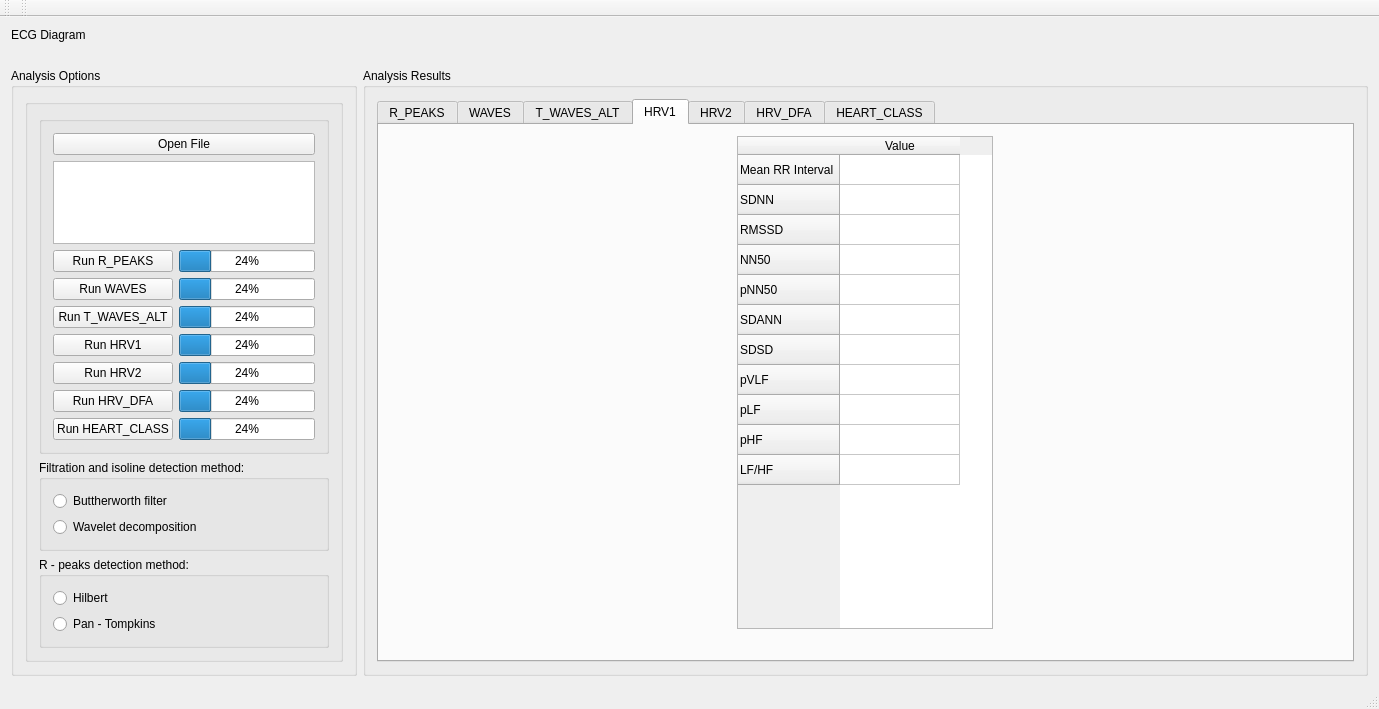
Old version of the form GUI/mainwindow.ui in the repository zamkot/cardiorama.
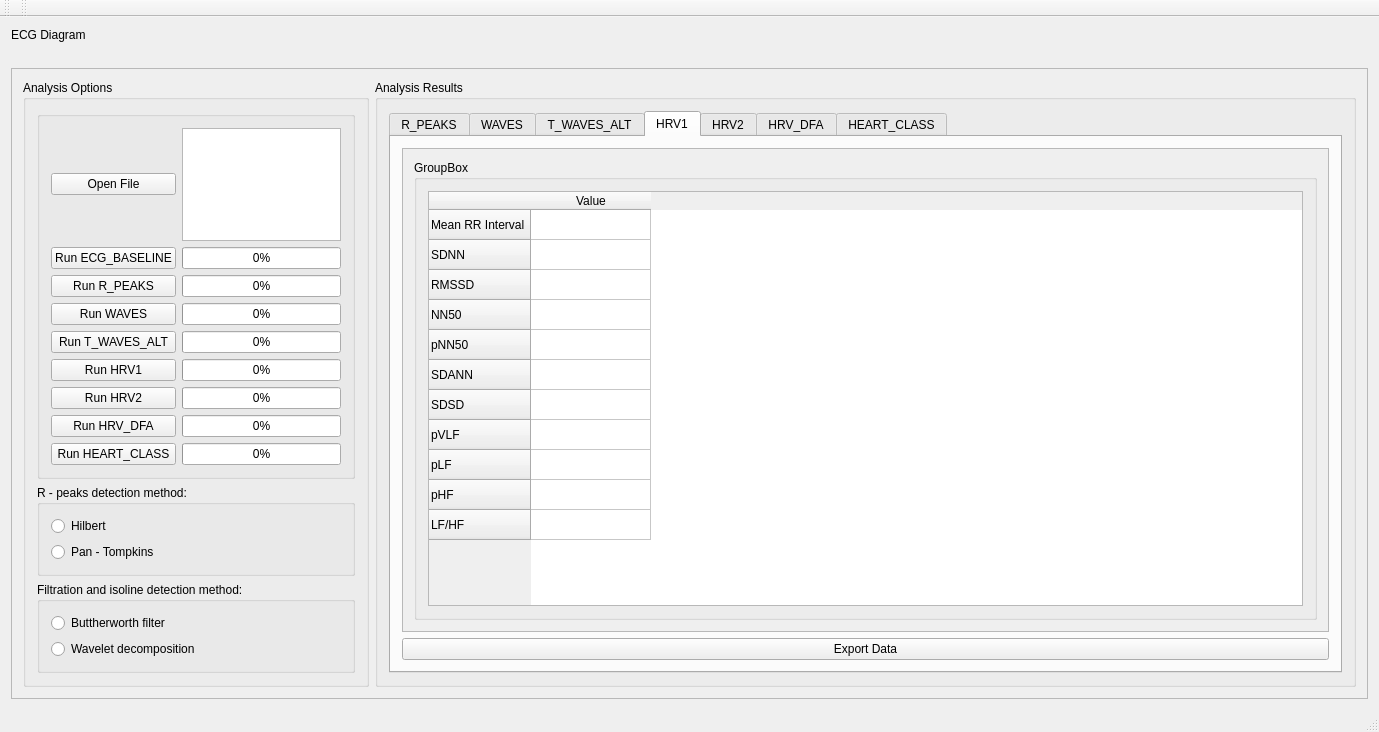
New version of the form. The open tabs and pages were chosen to show the change. Icons and pictures are not drawn.

The edit to the form file:
```diff
--- a/GUI/mainwindow.ui
+++ b/GUI/mainwindow.ui
@@ -7,15 +7,22 @@
     <x>0</x>
     <y>0</y>
     <width>1379</width>
-    <height>709</height>
+    <height>732</height>
    </rect>
   </property>
   <property name="windowTitle">
    <string>MainWindow</string>
   </property>
   <widget class="QWidget" name="centralWidget">
-   <layout class="QGridLayout" name="gridLayout_2">
-    <item row="1" column="0">
+   <layout class="QVBoxLayout" name="verticalLayout_4">
+    <item>
+     <widget class="QLabel" name="label">
+      <property name="text">
+       <string>ECG Diagram</string>
+      </property>
+     </widget>
+    </item>
+    <item>
      <widget class="QLabel" name="label_pic">
       <property name="sizePolicy">
        <sizepolicy hsizetype="Preferred" vsizetype="Preferred">
@@ -28,8 +35,21 @@
       </property>
      </widget>
     </item>
-    <item row="2" column="0">
-     <layout class="QHBoxLayout" name="horizontalLayout">
+    <item>
+     <widget class="QScrollArea" name="scrollArea_8">
+      <property name="widgetResizable">
+       <bool>true</bool>
+      </property>
+      <widget class="QWidget" name="scrollAreaWidgetContents_10">
+       <property name="geometry">
+        <rect>
+         <x>0</x>
+         <y>0</y>
+         <width>1345</width>
+         <height>628</height>
+        </rect>
+       </property>
+       <layout class="QHBoxLayout" name="horizontalLayout_4">
       <item>
        <widget class="QGroupBox" name="groupBox_3">
         <property name="maximumSize">
@@ -42,159 +62,141 @@
          <string>Analysis Options</string>
         </property>
         <layout class="QVBoxLayout" name="verticalLayout">
-         <item alignment="Qt::AlignTop">
-          <widget class="QGroupBox" name="groupBox_6">
-           <property name="title">
-            <string/>
-           </property>
-           <layout class="QVBoxLayout" name="verticalLayout_2">
             <item>
              <widget class="QGroupBox" name="groupBox_4">
               <property name="title">
                <string/>
               </property>
               <layout class="QGridLayout" name="gridLayout_5">
-               <item row="2" column="0">
-                <widget class="QPushButton" name="RunR_PEAKS">
-                 <property name="enabled">
-                  <bool>true</bool>
-                 </property>
+              <item row="3" column="1">
+               <widget class="QProgressBar" name="progressBar">
+                <property name="value">
+                 <number>0</number>
+                </property>
+               </widget>
+              </item>
+              <item row="8" column="1">
+               <widget class="QProgressBar" name="progressBar_4">
+                <property name="value">
+                 <number>0</number>
+                </property>
+               </widget>
+              </item>
+              <item row="10" column="1">
+               <widget class="QProgressBar" name="progressBar_6">
+                <property name="value">
+                 <number>0</number>
+                </property>
+               </widget>
+              </item>
+              <item row="9" column="1">
+               <widget class="QProgressBar" name="progressBar_5">
+                <property name="value">
+                 <number>0</number>
+                </property>
+               </widget>
+              </item>
+              <item row="1" column="1">
+               <widget class="QTextBrowser" name="textBrowser">
+                <property name="sizePolicy">
+                 <sizepolicy hsizetype="Preferred" vsizetype="Preferred">
+                  <horstretch>0</horstretch>
+                  <verstretch>0</verstretch>
+                 </sizepolicy>
+                </property>
+               </widget>
+              </item>
+              <item row="9" column="0">
+               <widget class="QPushButton" name="RunHRV2">
                  <property name="text">
-                  <string>Run R_PEAKS</string>
+                 <string>Run HRV2</string>
                  </property>
                 </widget>
                </item>
-               <item row="7" column="0">
+              <item row="8" column="0">
                 <widget class="QPushButton" name="RunHRV1">
                  <property name="text">
                   <string>Run HRV1</string>
                  </property>
                 </widget>
                </item>
-               <item row="5" column="0">
+              <item row="6" column="0">
                 <widget class="QPushButton" name="RunWAVES">
                  <property name="text">
                   <string>Run WAVES</string>
                  </property>
                 </widget>
                </item>
-               <item row="6" column="0">
-                <widget class="QPushButton" name="RunT_WAVES_ALT">
+              <item row="1" column="0">
+               <widget class="QPushButton" name="OpenFile">
                  <property name="text">
-                  <string>Run T_WAVES_ALT</string>
+                 <string>Open File</string>
                  </property>
                 </widget>
                </item>
-               <item row="10" column="0">
+              <item row="6" column="1">
+               <widget class="QProgressBar" name="progressBar_2">
+                <property name="value">
+                 <number>0</number>
+                </property>
+               </widget>
+              </item>
+              <item row="11" column="0">
                 <widget class="QPushButton" name="RunHEART_CLASS">
                  <property name="text">
                   <string>Run HEART_CLASS</string>
                  </property>
                 </widget>
                </item>
-               <item row="8" column="0">
-                <widget class="QPushButton" name="RunHRV2">
+              <item row="11" column="1">
+               <widget class="QProgressBar" name="progressBar_7">
+                <property name="value">
+                 <number>0</number>
+                </property>
+               </widget>
+              </item>
+              <item row="7" column="1">
+               <widget class="QProgressBar" name="progressBar_3">
+                <property name="value">
+                 <number>0</number>
+                </property>
+               </widget>
+              </item>
+              <item row="3" column="0">
+               <widget class="QPushButton" name="RunR_PEAKS">
+                <property name="enabled">
+                 <bool>true</bool>
+                </property>
                  <property name="text">
-                  <string>Run HRV2</string>
+                 <string>Run R_PEAKS</string>
                  </property>
                 </widget>
                </item>
-               <item row="9" column="0">
+              <item row="7" column="0">
+               <widget class="QPushButton" name="RunT_WAVES_ALT">
+                <property name="text">
+                 <string>Run T_WAVES_ALT</string>
+                </property>
+               </widget>
+              </item>
+              <item row="10" column="0">
                 <widget class="QPushButton" name="RunHRV_DFA">
                  <property name="text">
                   <string>Run HRV_DFA</string>
                  </property>
                 </widget>
                </item>
+              <item row="2" column="0">
+               <widget class="QPushButton" name="pushButton">
+                <property name="text">
+                 <string>Run ECG_BASELINE</string>
+                </property>
+               </widget>
+              </item>
                <item row="2" column="1">
-                <widget class="QProgressBar" name="progressBar">
+               <widget class="QProgressBar" name="progressBar_8">
                  <property name="value">
-                  <number>24</number>
-                 </property>
-                </widget>
-               </item>
-               <item row="5" column="1">
-                <widget class="QProgressBar" name="progressBar_2">
-                 <property name="value">
-                  <number>24</number>
-                 </property>
-                </widget>
-               </item>
-               <item row="6" column="1">
-                <widget class="QProgressBar" name="progressBar_3">
-                 <property name="value">
-                  <number>24</number>
-                 </property>
-                </widget>
-               </item>
-               <item row="7" column="1">
-                <widget class="QProgressBar" name="progressBar_4">
-                 <property name="value">
-                  <number>24</number>
-                 </property>
-                </widget>
-               </item>
-               <item row="8" column="1">
-                <widget class="QProgressBar" name="progressBar_5">
-                 <property name="value">
-                  <number>24</number>
-                 </property>
-                </widget>
-               </item>
-               <item row="9" column="1">
-                <widget class="QProgressBar" name="progressBar_6">
-                 <property name="value">
-                  <number>24</number>
-                 </property>
-                </widget>
-               </item>
-               <item row="10" column="1">
-                <widget class="QProgressBar" name="progressBar_7">
-                 <property name="value">
-                  <number>24</number>
-                 </property>
-                </widget>
-               </item>
-               <item row="0" column="0" colspan="2">
-                <widget class="QPushButton" name="OpenFile">
-                 <property name="text">
-                  <string>Open File</string>
-                 </property>
-                </widget>
-               </item>
-               <item row="1" column="0" colspan="2">
-                <widget class="QTextBrowser" name="textBrowser">
-                 <property name="sizePolicy">
-                  <sizepolicy hsizetype="Preferred" vsizetype="Preferred">
-                   <horstretch>0</horstretch>
-                   <verstretch>0</verstretch>
-                  </sizepolicy>
-                 </property>
-                </widget>
-               </item>
-              </layout>
-             </widget>
-            </item>
-            <item>
-             <widget class="QGroupBox" name="groupBox_7">
-              <property name="enabled">
-               <bool>true</bool>
-              </property>
-              <property name="title">
-               <string>Filtration and isoline detection method:</string>
-              </property>
-              <layout class="QVBoxLayout" name="verticalLayout_3">
-               <item>
-                <widget class="QRadioButton" name="radioButton_2">
-                 <property name="text">
-                  <string>Buttherworth filter</string>
-                 </property>
-                </widget>
-               </item>
-               <item>
-                <widget class="QRadioButton" name="radioButton">
-                 <property name="text">
-                  <string>Wavelet decomposition</string>
+                 <number>0</number>
                  </property>
                 </widget>
                </item>
@@ -224,6 +226,29 @@
               </layout>
              </widget>
             </item>
+           <item>
+            <widget class="QGroupBox" name="groupBox_7">
+             <property name="enabled">
+              <bool>true</bool>
+             </property>
+             <property name="title">
+              <string>Filtration and isoline detection method:</string>
+             </property>
+             <layout class="QVBoxLayout" name="verticalLayout_3">
+              <item>
+               <widget class="QRadioButton" name="radioButton_2">
+                <property name="text">
+                 <string>Buttherworth filter</string>
+                </property>
+               </widget>
+              </item>
+              <item>
+               <widget class="QRadioButton" name="radioButton">
+                <property name="text">
+                 <string>Wavelet decomposition</string>
+                </property>
+               </widget>
+              </item>
            </layout>
           </widget>
          </item>
@@ -239,7 +264,7 @@
          <item row="0" column="0">
           <widget class="QTabWidget" name="Tab">
            <property name="currentIndex">
-            <number>0</number>
+              <number>3</number>
            </property>
            <widget class="QWidget" name="R_PEAKS">
             <attribute name="title">
@@ -256,8 +281,8 @@
                  <rect>
                   <x>0</x>
                   <y>0</y>
-                  <width>959</width>
-                  <height>478</height>
+                    <width>927</width>
+                    <height>484</height>
                  </rect>
                 </property>
                 <layout class="QGridLayout" name="gridLayout_4">
@@ -475,8 +500,8 @@
                  <rect>
                   <x>0</x>
                   <y>0</y>
-                  <width>959</width>
-                  <height>478</height>
+                    <width>927</width>
+                    <height>484</height>
                  </rect>
                 </property>
                 <layout class="QGridLayout" name="gridLayout_3">
@@ -609,13 +634,70 @@
             <attribute name="title">
              <string>T_WAVES_ALT</string>
             </attribute>
+              <layout class="QVBoxLayout" name="verticalLayout_9">
+               <item>
+                <widget class="QScrollArea" name="scrollArea_3">
+                 <property name="widgetResizable">
+                  <bool>true</bool>
+                 </property>
+                 <widget class="QWidget" name="scrollAreaWidgetContents_3">
+                  <property name="geometry">
+                   <rect>
+                    <x>0</x>
+                    <y>0</y>
+                    <width>927</width>
+                    <height>484</height>
+                   </rect>
+                  </property>
+                  <layout class="QGridLayout" name="gridLayout_2">
+                   <item row="1" column="0">
+                    <widget class="QGroupBox" name="groupBox">
+                     <property name="title">
+                      <string>GroupBox</string>
+                     </property>
+                     <layout class="QHBoxLayout" name="horizontalLayout_2"/>
+                    </widget>
+                   </item>
+                  </layout>
+                 </widget>
+                </widget>
+               </item>
+               <item>
+                <widget class="QPushButton" name="ExportData_3">
+                 <property name="text">
+                  <string>Export Data</string>
+                 </property>
+                </widget>
+               </item>
+              </layout>
            </widget>
            <widget class="QWidget" name="HRV1">
             <attribute name="title">
              <string>HRV1</string>
             </attribute>
             <layout class="QVBoxLayout" name="verticalLayout_8">
-             <item alignment="Qt::AlignHCenter">
+               <item>
+                <widget class="QScrollArea" name="scrollArea_4">
+                 <property name="widgetResizable">
+                  <bool>true</bool>
+                 </property>
+                 <widget class="QWidget" name="scrollAreaWidgetContents_4">
+                  <property name="geometry">
+                   <rect>
+                    <x>0</x>
+                    <y>0</y>
+                    <width>927</width>
+                    <height>484</height>
+                   </rect>
+                  </property>
+                  <layout class="QGridLayout" name="gridLayout_6">
+                   <item row="0" column="0">
+                    <widget class="QGroupBox" name="groupBox_8">
+                     <property name="title">
+                      <string>GroupBox</string>
+                     </property>
+                     <layout class="QHBoxLayout" name="horizontalLayout_3">
+                      <item>
               <widget class="QTableWidget" name="tableWidget_3">
                <attribute name="horizontalHeaderDefaultSectionSize">
                 <number>120</number>
@@ -682,28 +764,17 @@
                </column>
               </widget>
              </item>
-             <item alignment="Qt::AlignHCenter">
-              <widget class="QLabel" name="label_2">
-               <property name="sizePolicy">
-                <sizepolicy hsizetype="Expanding" vsizetype="Fixed">
-                 <horstretch>0</horstretch>
-                 <verstretch>0</verstretch>
-                </sizepolicy>
-               </property>
-               <property name="maximumSize">
-                <size>
-                 <width>16700</width>
-                 <height>16700</height>
-                </size>
-               </property>
-               <property name="styleSheet">
-                <string notr="true"/>
-               </property>
+                     </layout>
+                    </widget>
+                   </item>
+                  </layout>
+                 </widget>
+                </widget>
+               </item>
+               <item>
+                <widget class="QPushButton" name="ExportData_4">
                <property name="text">
-                <string/>
-               </property>
-               <property name="pixmap">
-                <pixmap>../Pobrane/48356577_320084731942071_8853634485778907136_n.png</pixmap>
+                  <string>Export Data</string>
                </property>
               </widget>
              </item>
@@ -713,29 +784,129 @@
             <attribute name="title">
              <string>HRV2</string>
             </attribute>
+              <layout class="QVBoxLayout" name="verticalLayout_10">
+               <item>
+                <widget class="QScrollArea" name="scrollArea_5">
+                 <property name="widgetResizable">
+                  <bool>true</bool>
+                 </property>
+                 <widget class="QWidget" name="scrollAreaWidgetContents_5">
+                  <property name="geometry">
+                   <rect>
+                    <x>0</x>
+                    <y>0</y>
+                    <width>927</width>
+                    <height>484</height>
+                   </rect>
+                  </property>
+                  <layout class="QGridLayout" name="gridLayout_7">
+                   <item row="0" column="0">
+                    <widget class="QGroupBox" name="groupBox_9">
+                     <property name="title">
+                      <string>GroupBox</string>
+                     </property>
+                    </widget>
+                   </item>
+                  </layout>
+                 </widget>
+                </widget>
+               </item>
+               <item>
+                <widget class="QPushButton" name="ExportData_5">
+                 <property name="text">
+                  <string>Export Data</string>
+                 </property>
+                </widget>
+               </item>
+              </layout>
            </widget>
            <widget class="QWidget" name="HRV_DFA">
             <attribute name="title">
              <string>HRV_DFA</string>
             </attribute>
+              <layout class="QVBoxLayout" name="verticalLayout_11">
+               <item>
+                <widget class="QScrollArea" name="scrollArea_6">
+                 <property name="widgetResizable">
+                  <bool>true</bool>
+                 </property>
+                 <widget class="QWidget" name="scrollAreaWidgetContents_6">
+                  <property name="geometry">
+                   <rect>
+                    <x>0</x>
+                    <y>0</y>
+                    <width>927</width>
+                    <height>484</height>
+                   </rect>
+                  </property>
+                  <layout class="QGridLayout" name="gridLayout_8">
+                   <item row="0" column="0">
+                    <widget class="QGroupBox" name="groupBox_10">
+                     <property name="title">
+                      <string>GroupBox</string>
+                     </property>
+                    </widget>
+                   </item>
+                  </layout>
+                 </widget>
+                </widget>
+               </item>
+               <item>
+                <widget class="QPushButton" name="ExportData_6">
+                 <property name="text">
+                  <string>Export Data</string>
+                 </property>
+                </widget>
+               </item>
+              </layout>
            </widget>
            <widget class="QWidget" name="HEART_CLASS">
             <attribute name="title">
              <string>HEART_CLASS</string>
             </attribute>
-           </widget>
-          </widget>
-         </item>
-        </layout>
-       </widget>
-      </item>
-     </layout>
-    </item>
+              <layout class="QVBoxLayout" name="verticalLayout_12">
+               <item>
+                <widget class="QScrollArea" name="scrollArea_7">
+                 <property name="widgetResizable">
+                  <bool>true</bool>
+                 </property>
+                 <widget class="QWidget" name="scrollAreaWidgetContents_7">
+                  <property name="geometry">
+                   <rect>
+                    <x>0</x>
+                    <y>0</y>
+                    <width>927</width>
+                    <height>484</height>
+                   </rect>
+                  </property>
+                  <layout class="QGridLayout" name="gridLayout_9">
     <item row="0" column="0">
-     <widget class="QLabel" name="label">
+                    <widget class="QGroupBox" name="groupBox_11">
+                     <property name="title">
+                      <string>GroupBox</string>
+                     </property>
+                    </widget>
+                   </item>
+                  </layout>
+                 </widget>
+                </widget>
+               </item>
+               <item>
+                <widget class="QPushButton" name="ExportData_7">
       <property name="text">
-       <string>ECG Diagram</string>
-      </property>
+                  <string>Export Data</string>
+                 </property>
+                </widget>
+               </item>
+              </layout>
+             </widget>
+            </widget>
+           </item>
+          </layout>
+         </widget>
+        </item>
+       </layout>
+      </widget>
      </widget>
     </item>
    </layout>
```
Lines whose indentation alone changed are shown as unchanged.
